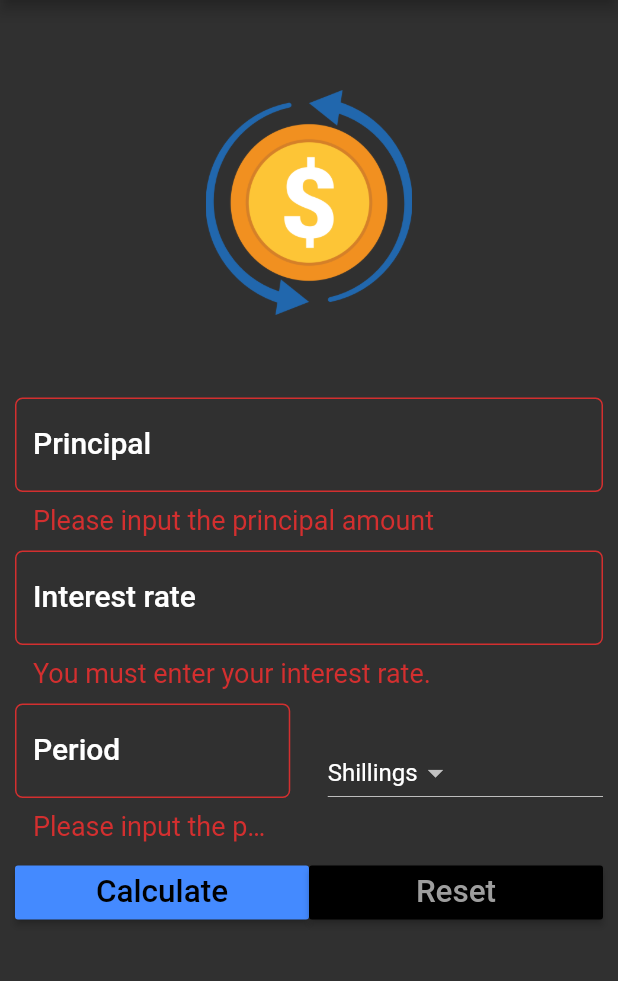
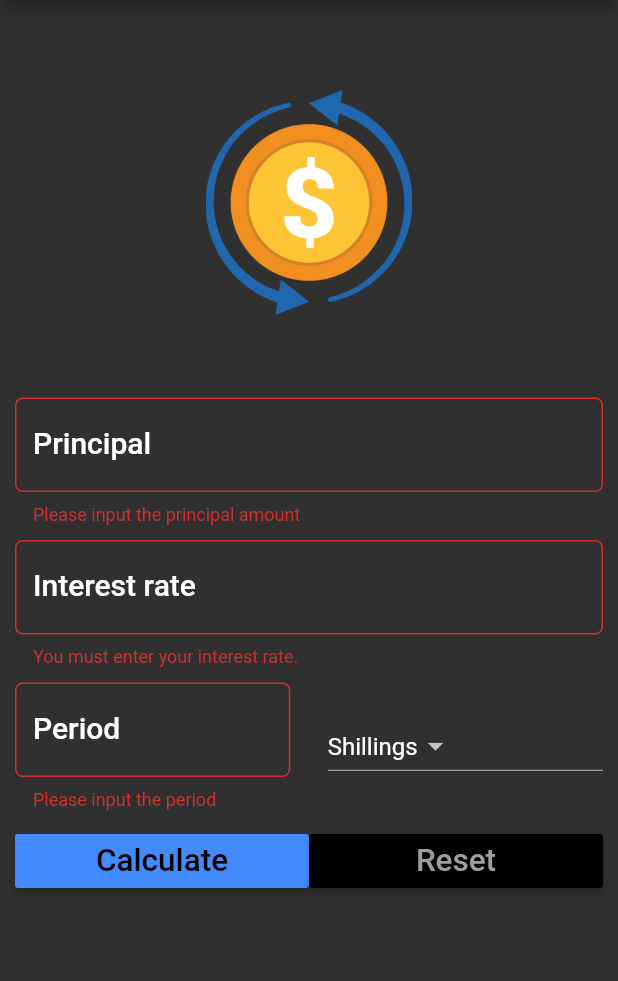
Before and after one commit to mwandotheboss/Simple-Interest-Calculator, a Flutter app: the screen it shows after launch, after a tap on "Calculate", on a phone screen of 412 x 824 dp, the part 84-1065 px from its top. Run offline on Flutter 3.47's test engine with Material 2 defaults, Android fonts, the phone set to English and light mode, and no system bars.

Commit message:
Simple tweaks

```diff
--- a/lib/main.dart
+++ b/lib/main.dart
@@ -63,6 +63,7 @@ class _SIFormState extends State<SIForm> {
                       keyboardType: TextInputType.number,
                       style: textStyle,
                       controller: principalController,
+                      // ignore: missing_return
                       validator: (String value) {
                         //Validation logic
                         if (value.isEmpty) {
@@ -73,10 +74,6 @@ class _SIFormState extends State<SIForm> {
                           labelText: "Principal",
                           hintText: "Enter Principal i.e. 123456",
                           labelStyle: textStyle,
-                          errorStyle: TextStyle(
-                              //color: Colors.yellowAccent,
-                              fontSize: 18.0
-                          ),
                           border: OutlineInputBorder(
                               borderRadius: BorderRadius.circular(5.0))),
                     )),
@@ -87,6 +84,7 @@ class _SIFormState extends State<SIForm> {
                       keyboardType: TextInputType.number,
                       style: textStyle,
                       controller: interestRateController,
+                      // ignore: missing_return
                       validator: (String value) {
                         //Validation logic
                         if (value.isEmpty) {
@@ -97,10 +95,6 @@ class _SIFormState extends State<SIForm> {
                           labelText: "Interest rate",
                           hintText: "Enter Percentage rate i.e. 16",
                           labelStyle: textStyle,
-                          errorStyle: TextStyle(
-                            //color: Colors.yellowAccent,
-                              fontSize: 18.0
-                          ),
                           border: OutlineInputBorder(
                               borderRadius: BorderRadius.circular(5.0))),
                     )),
@@ -114,6 +108,7 @@ class _SIFormState extends State<SIForm> {
                           keyboardType: TextInputType.number,
                           style: textStyle,
                           controller: periodController,
+                          // ignore: missing_return
                           validator: (String value) {
                             //Validation logic
                             if (value.isEmpty) {
@@ -124,10 +119,6 @@ class _SIFormState extends State<SIForm> {
                               labelText: "Period",
                               hintText: "Time in years.",
                               labelStyle: textStyle,
-                              errorStyle: TextStyle(
-                                //color: Colors.yellowAccent,
-                                  fontSize: 18.0
-                              ),
                               border: OutlineInputBorder(
                                   borderRadius: BorderRadius.circular(5.0))),
                         )),
```
Also changed, not shown: 1 other file. Lines whose indentation alone changed are shown as unchanged.
